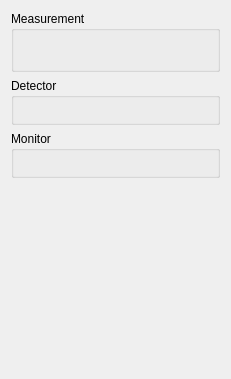
First picture: the form in custom/toftof/lib/gui/ratespanel.ui, repository mlz-ictrl/nicos, before the edit.
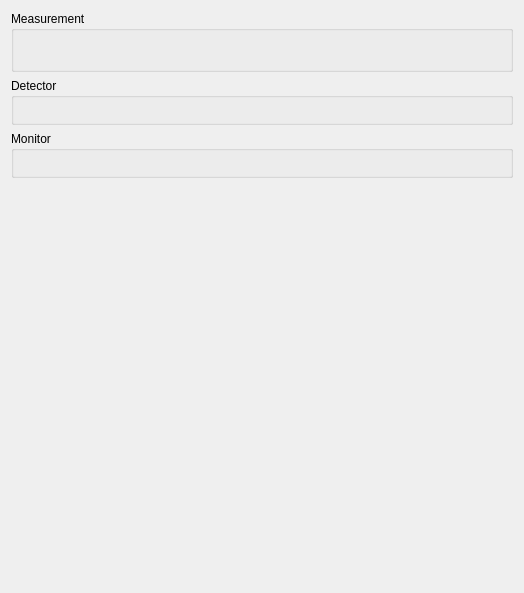
Second picture: the form after the edit. Custom widgets are drawn as their Qt base class.

Commit message:
Add trend plot for the data rates
The data rates (over all, instantaneous) for the counter and monitor
will be displayed as trend plot.

Diff of the .ui file:
```diff
--- a/custom/toftof/lib/gui/ratespanel.ui
+++ b/custom/toftof/lib/gui/ratespanel.ui
@@ -6,8 +6,8 @@
    <rect>
     <x>0</x>
     <y>0</y>
-    <width>231</width>
-    <height>379</height>
+    <width>524</width>
+    <height>593</height>
    </rect>
   </property>
   <property name="windowTitle">
@@ -256,7 +256,7 @@
      </layout>
     </widget>
    </item>
-   <item row="3" column="0">
+   <item row="4" column="0">
     <spacer name="verticalSpacer">
      <property name="orientation">
       <enum>Qt::Vertical</enum>
@@ -264,7 +264,7 @@
      <property name="sizeHint" stdset="0">
       <size>
        <width>20</width>
-       <height>40</height>
+       <height>8</height>
       </size>
      </property>
     </spacer>
@@ -277,6 +277,16 @@
    <extends>QWidget</extends>
    <header>nicos.guisupport.display</header>
   </customwidget>
+  <customwidget>
+   <class>TrendPlot</class>
+   <extends>QwtPlot</extends>
+   <header>nicos.guisupport.plots</header>
+  </customwidget>
+  <customwidget>
+   <class>QwtPlot</class>
+   <extends>QFrame</extends>
+   <header>qwt_plot.h</header>
+  </customwidget>
  </customwidgets>
  <resources/>
  <connections/>
```
Left out of the diff: 20 changed lines with no effect on the pictures.
